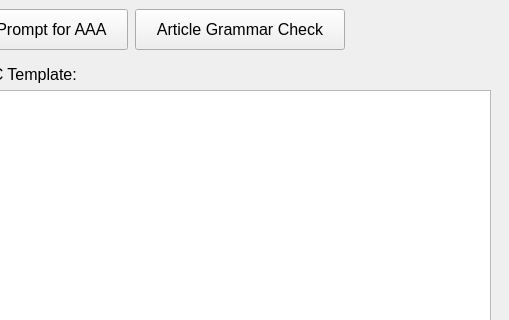
The window that sfgui_v3.ui (dlgma0/SFTool) describes before a commit, drawn with Qt 5; both pictures show x 419 to 928 and y 0 to 320 of the 928 by 796 pixel window.
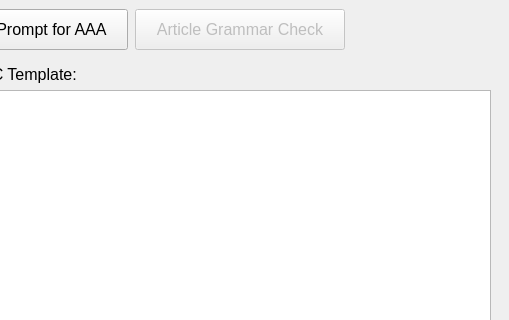
The same window after the commit.

```diff
--- a/sfgui_v3.ui
+++ b/sfgui_v3.ui
@@ -945,6 +945,9 @@
       </item>
       <item>
        <widget class="QPushButton" name="btn_grammar">
+        <property name="enabled">
+         <bool>false</bool>
+        </property>
         <property name="font">
          <font>
           <pointsize>12</pointsize>
@@ -956,6 +959,12 @@
         <property name="text">
          <string>Article Grammar Check</string>
         </property>
+        <property name="checkable">
+         <bool>false</bool>
+        </property>
+        <property name="flat">
+         <bool>false</bool>
+        </property>
        </widget>
       </item>
       <item>
```
Left out of the diff: 2 changed lines with no effect on the pictures.
